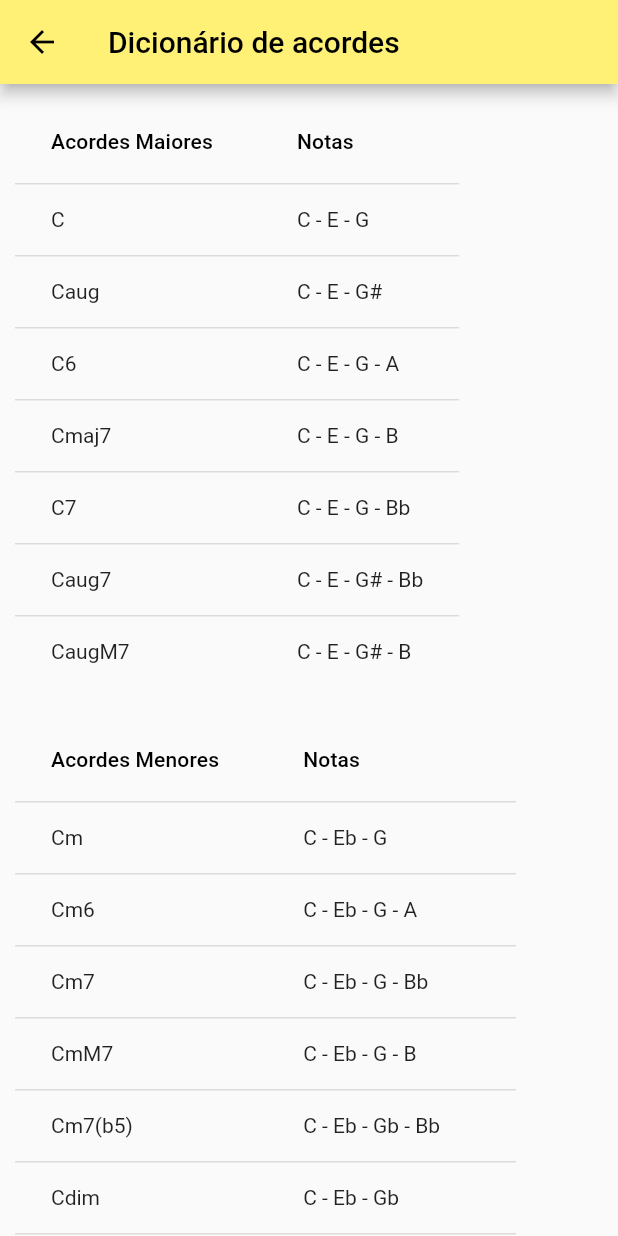
After one commit to crispim1411/get_the_chord_app, a Flutter app: the screen it shows after launch, after a tap on the "info" icon, on a phone screen of 412 x 824 dp. The commit adds this screen. Run offline on Flutter 3.47's test engine with Material 2 defaults, Android fonts, the phone set to English and light mode, and no system bars; our stand-ins replace auto_size_text.

Commit message:
refactoring em arquivos

```diff
--- /dev/null
+++ b/lib/form.dart
@@ -0,0 +1,214 @@
+import 'package:flutter/material.dart';
+import 'package:auto_size_text/auto_size_text.dart';
+import 'find_chord.dart';
+import 'info.dart';
+import 'models/enums.dart';
+
+class FormPage extends StatefulWidget {
+  const FormPage({Key? key}) : super(key: key);
+
+  @override
+  State<StatefulWidget> createState() => _FormPage();
+}
+
+class _FormPage extends State<FormPage> {
+  final Map<int, Note> _selectedNotes = {};
+  int _rowsCounter = 3;
+  String _answer = '';
+
+  void restoreStatus() {
+    setState(() {
+      _selectedNotes.clear();
+      _rowsCounter = 3;
+      _answer = '';
+    });
+  }
+
+  @override
+  Widget build(BuildContext context) {
+    return Scaffold(
+      appBar: AppBar(
+        leading: const Icon(Icons.music_note),
+        title: const Text('Get the chord'),
+        actions: [
+          IconButton(
+            icon: const Icon(Icons.undo),
+            padding: const EdgeInsets.all(15),
+            onPressed: restoreStatus,
+          ),
+          IconButton(
+            icon: const Icon(Icons.info),
+            padding: const EdgeInsets.all(15),
+            onPressed: () {
+              Navigator.of(context).push(
+                  MaterialPageRoute(builder: (context) => const ChordInfo()));
+            },
+          ),
+        ],
+      ),
+      body: bodyApp(),
+    );
+  }
+
+  Widget bodyApp() {
+    return ListView(
+      padding: const EdgeInsets.all(20),
+      children: <Widget>[
+        // Notes
+        ListView.builder(
+          shrinkWrap: true,
+          itemCount: _rowsCounter,
+          itemBuilder: (context, index) => notesSelector(index),
+        ),
+        const Padding(padding: EdgeInsets.all(10)),
+        Visibility(
+          visible: _rowsCounter > 3 ? false : true,
+          child: addRowButton(),
+        ),
+        const Padding(padding: EdgeInsets.all(5)),
+        searchButton(),
+        const Padding(padding: EdgeInsets.all(10)),
+        Visibility(
+          visible: _answer.isEmpty ? false : true,
+          child: answerBox(),
+        ),
+      ],
+    );
+  }
+
+  Widget addRowButton() {
+    return GestureDetector(
+      child: Row(
+        mainAxisAlignment: MainAxisAlignment.start,
+        children: const [
+          Icon(Icons.add, size: 30),
+          Padding(
+            padding: EdgeInsets.all(10),
+            child: Text('Add row', style: TextStyle(fontSize: 18)),
+          )
+        ],
+      ),
+      onTap: () {
+        setState(() {
+          _rowsCounter += 1;
+        });
+      },
+    );
+  }
+
+  Widget searchButton() {
+    final isEnabled = _selectedNotes.length >= 2;
+    return Row(
+      children: [
+        const Spacer(),
+        Container(
+          height: 55,
+          decoration: BoxDecoration(borderRadius: BorderRadius.circular(20)),
+          child: ElevatedButton(
+            style: ElevatedButton.styleFrom(
+                primary: const Color.fromARGB(255, 230, 35, 35)),
+            onPressed: isEnabled
+                ? () {
+                    setState(() {
+                      _answer = Scale.getChord(
+                          _selectedNotes.values.toSet().toList());
+                    });
+                  }
+                : null,
+            child: Text(
+              isEnabled ? 'Select the notes' : 'Search the chord',
+              style: const TextStyle(fontSize: 18),
+            ),
+          ),
+        ),
+        const Spacer()
+      ],
+    );
+  }
+
+  Widget answerBox() {
+    return Row(
+      children: [
+        const Spacer(),
+        Flexible(
+          flex: 15,
+          child: Container(
+            height: 350 - _rowsCounter * 20,
+            alignment: Alignment.center,
+            padding: const EdgeInsets.all(10),
+            decoration: BoxDecoration(
+              shape: BoxShape.rectangle,
+              border: Border.all(),
+              borderRadius: BorderRadius.circular(30),
+            ),
+            child: Padding(
+              padding: const EdgeInsets.all(10),
+              child: AutoSizeText(
+                _answer,
+                maxLines: 1,
+                style:
+                    const TextStyle(fontSize: 80, fontStyle: FontStyle.italic),
+              ),
+            ),
+          ),
+        ),
+        const Spacer()
+      ],
+    );
+  }
+
+  Widget notesSelector(int index) {
+    final flatSelected = _selectedNotes[index]?.accidental == Accidental.flat;
+    final sharpSelected = _selectedNotes[index]?.accidental == Accidental.sharp;
+    return Row(
+      children: [
+        Expanded(
+          child: DropdownButton(
+            itemHeight: 60,
+            items: Symbol.values
+                .map((symbol) => DropdownMenuItem(
+                      value: symbol,
+                      alignment: AlignmentDirectional.center,
+                      child: Text(symbol.toString().split('.').last,
+                          style: const TextStyle(fontSize: 25)),
+                    ))
+                .toList(),
+            value: _selectedNotes[index]?.symbol,
+            isExpanded: true,
+            onChanged: (Symbol? symbol) {
+              setState(() {
+                _selectedNotes[index] = Note(symbol!, Accidental.normal);
+              });
+            },
+          ),
+        ),
+        FilterChip(
+          label: const Text('b'),
+          selected: flatSelected,
+          onSelected:
+              [Symbol.C, Symbol.F].contains(_selectedNotes[index]?.symbol)
+                  ? null
+                  : (bool value) {
+                      setState(() {
+                        _selectedNotes[index]?.accidental =
+                            flatSelected ? Accidental.normal : Accidental.flat;
+                      });
+                    },
+        ),
+        FilterChip(
+          label: const Text('#'),
+          selected: sharpSelected,
+          onSelected: [Symbol.B, Symbol.E]
+                  .contains(_selectedNotes[index]?.symbol)
+              ? null
+              : (bool value) {
+                  setState(() {
+                    _selectedNotes[index]?.accidental =
+                        sharpSelected ? Accidental.normal : Accidental.sharp;
+                  });
+                },
+        ),
+      ],
+    );
+  }
+}
--- /dev/null
+++ b/lib/info.dart
@@ -0,0 +1,174 @@
+import 'package:flutter/material.dart';
+
+class ChordInfo extends StatelessWidget {
+  const ChordInfo({Key? key}) : super(key: key);
+
+  @override
+  Widget build(BuildContext context) {
+    return Scaffold(
+      appBar: AppBar(title: const Text('Dicionário de acordes')),
+      body: SingleChildScrollView(
+        child: Padding(
+          padding: const EdgeInsets.all(10),
+          child: Column(
+            crossAxisAlignment: CrossAxisAlignment.start,
+            children: [
+              majorChords(),
+              const Padding(padding: EdgeInsets.only(bottom: 10, top: 10)),
+              minorChords(),
+              const Padding(padding: EdgeInsets.only(bottom: 10, top: 10)),
+              suspendedChords()
+            ],
+          ),
+        ),
+      ),
+    );
+  }
+
+  Widget majorChords() {
+    return DataTable(
+      columns: const <DataColumn>[
+        DataColumn(
+          label: Text('Acordes Maiores'),
+        ),
+        DataColumn(
+          label: Text('Notas'),
+        )
+      ],
+      rows: const <DataRow>[
+        DataRow(
+          cells: <DataCell>[
+            DataCell(Text('C')),
+            DataCell(Text('C - E - G')),
+          ],
+        ),
+        DataRow(
+          cells: <DataCell>[
+            DataCell(Text('Caug')),
+            DataCell(Text('C - E - G#')),
+          ],
+        ),
+        DataRow(
+          cells: <DataCell>[
+            DataCell(Text('C6')),
+            DataCell(Text('C - E - G - A')),
+          ],
+        ),
+        DataRow(
+          cells: <DataCell>[
+            DataCell(Text('Cmaj7')),
+            DataCell(Text('C - E - G - B')),
+          ],
+        ),
+        DataRow(
+          cells: <DataCell>[
+            DataCell(Text('C7')),
+            DataCell(Text('C - E - G - Bb')),
+          ],
+        ),
+        DataRow(
+          cells: <DataCell>[
+            DataCell(Text('Caug7')),
+            DataCell(Text('C - E - G# - Bb')),
+          ],
+        ),
+        DataRow(
+          cells: <DataCell>[
+            DataCell(Text('CaugM7')),
+            DataCell(Text('C - E - G# - B')),
+          ],
+        ),
+      ],
+    );
+  }
+
+  Widget minorChords() {
+    return DataTable(
+      columns: const <DataColumn>[
+        DataColumn(
+          label: Text('Acordes Menores'),
+        ),
+        DataColumn(
+          label: Text('Notas'),
+        )
+      ],
+      rows: const <DataRow>[
+        DataRow(
+          cells: <DataCell>[
+            DataCell(Text('Cm')),
+            DataCell(Text('C - Eb - G')),
+          ],
+        ),
+        DataRow(
+          cells: <DataCell>[
+            DataCell(Text('Cm6')),
+            DataCell(Text('C - Eb - G - A')),
+          ],
+        ),
+        DataRow(
+          cells: <DataCell>[
+            DataCell(Text('Cm7')),
+            DataCell(Text('C - Eb - G - Bb')),
+          ],
+        ),
+        DataRow(
+          cells: <DataCell>[
+            DataCell(Text('CmM7')),
+            DataCell(Text('C - Eb - G - B')),
+          ],
+        ),
+        DataRow(
+          cells: <DataCell>[
+            DataCell(Text('Cm7(b5)')),
+            DataCell(Text('C - Eb - Gb - Bb')),
+          ],
+        ),
+        DataRow(
+          cells: <DataCell>[
+            DataCell(Text('Cdim')),
+            DataCell(Text('C - Eb - Gb')),
+          ],
+        ),
+        DataRow(
+          cells: <DataCell>[
+            DataCell(Text('Cdim7')),
+            DataCell(Text('C - Eb - Gb - Bbb(A)')),
+          ],
+        ),
+      ],
+    );
+  }
+
+  Widget suspendedChords() {
+    return DataTable(
+      columns: const <DataColumn>[
+        DataColumn(
+          label: Text('Acordes Suspensos'),
+        ),
+        DataColumn(
+          label: Text('Notas'),
+        )
+      ],
+      rows: const <DataRow>[
+        DataRow(
+          cells: <DataCell>[
+            DataCell(Text('Csus2')),
+            DataCell(Text('C - D - G')),
+          ],
+        ),
+        DataRow(
+          cells: <DataCell>[
+            DataCell(Text('Csus4')),
+            DataCell(Text('C - F - G')),
+          ],
+        ),
+        DataRow(
+          cells: <DataCell>[
+            DataCell(Text('C5')),
+            DataCell(Text('C - G')),
+          ],
+        ),
+      ],
+    );
+  }
+}
--- a/lib/main.dart
+++ b/lib/main.dart
@@ -1,8 +1,6 @@
-import 'package:auto_size_text/auto_size_text.dart';
 import 'package:flutter/material.dart';
 import 'package:flutter/services.dart';
-import 'find_chord.dart';
-import 'models/enums.dart';
+import 'form.dart';
 
 void main() => runApp(const MyApp());
 
@@ -15,210 +13,15 @@ class MyApp extends StatelessWidget {
 
     return MaterialApp(
       title: 'Get the chord',
-      home: MyPage(),
+      home: const FormPage(),
+      theme: ThemeData(
+        appBarTheme: AppBarTheme(
+          backgroundColor: Colors.yellow[300],
+          foregroundColor: Colors.black,
+        ),
+        primaryColor: Colors.red,
+      ),
       debugShowCheckedModeBanner: false,
     );
   }
 }
-
-class MyPage extends StatefulWidget {
-  @override
-  State<StatefulWidget> createState() => _MyPage();
-}
-
-class _MyPage extends State<MyPage> {
-  final Map<int, Note> _selectedNotes = {};
-  int _rowsCounter = 3;
-  String _answer = '';
-
-  void restoreStatus() {
-    setState(() {
-      _selectedNotes.clear();
-      _rowsCounter = 3;
-      _answer = '';
-    });
-  }
-
-  @override
-  Widget build(BuildContext context) {
-    return Scaffold(
-      appBar: AppBar(
-        leading: const Icon(Icons.music_note),
-        title: const Text('Get the chord'),
-        backgroundColor: Colors.yellow[300],
-        foregroundColor: Colors.black,
-        actions: [
-          IconButton(
-            icon: const Icon(Icons.undo),
-            padding: const EdgeInsets.only(right: 15),
-            onPressed: restoreStatus,
-          ),
-        ],
-      ),
-      body: bodyApp(),
-    );
-  }
-
-  Widget bodyApp() {
-    return ListView(
-      padding: const EdgeInsets.all(20),
-      children: <Widget>[
-        // Notes
-        ListView.builder(
-          shrinkWrap: true,
-          itemCount: _rowsCounter,
-          itemBuilder: (context, index) => notesSelector(index),
-        ),
-        const Padding(padding: EdgeInsets.all(10)),
-        Visibility(
-          visible: _rowsCounter > 3 ? false : true,
-          child: addRowButton(),
-        ),
-        const Padding(padding: EdgeInsets.all(5)),
-        searchButton(),
-        const Padding(padding: EdgeInsets.all(10)),
-        Visibility(
-          visible: _answer.isEmpty ? false : true,
-          child: answerBox(),
-        ),
-      ],
-    );
-  }
-
-  Widget addRowButton() {
-    return GestureDetector(
-      child: Row(
-        mainAxisAlignment: MainAxisAlignment.start,
-        children: const [
-          Icon(Icons.add, size: 30),
-          Padding(
-            padding: EdgeInsets.all(10),
-            child: Text('Add row', style: TextStyle(fontSize: 18)),
-          )
-        ],
-      ),
-      onTap: () {
-        setState(() {
-          _rowsCounter += 1;
-        });
-      },
-    );
-  }
-
-  Widget searchButton() {
-    return Row(
-      children: [
-        const Spacer(),
-        Container(
-          height: 55,
-          decoration: BoxDecoration(borderRadius: BorderRadius.circular(20)),
-          child: ElevatedButton(
-            style: ElevatedButton.styleFrom(
-                primary: const Color.fromARGB(255, 230, 35, 35)),
-            onPressed: _selectedNotes.length < 3
-                ? null
-                : () {
-                    setState(() {
-                      _answer = Scale.getChord(
-                          _selectedNotes.values.toSet().toList());
-                    });
-                  },
-            child: Text(
-              _selectedNotes.length < 3
-                  ? 'Select the notes'
-                  : 'Search the chord',
-              style: const TextStyle(fontSize: 18),
-            ),
-          ),
-        ),
-        const Spacer()
-      ],
-    );
-  }
-
-  Widget answerBox() {
-    return Row(
-      children: [
-        const Spacer(),
-        Flexible(
-          flex: 15,
-          child: Container(
-            height: 350 - _rowsCounter * 20,
-            alignment: Alignment.center,
-            padding: const EdgeInsets.all(10),
-            decoration: BoxDecoration(
-              shape: BoxShape.rectangle,
-              border: Border.all(),
-              borderRadius: BorderRadius.circular(30),
-            ),
-            child: Padding(
-              padding: const EdgeInsets.all(10),
-              child: AutoSizeText(
-                _answer,
-                maxLines: 1,
-                style:
-                    const TextStyle(fontSize: 80, fontStyle: FontStyle.italic),
-              ),
-            ),
-          ),
-        ),
-        const Spacer()
-      ],
-    );
-  }
-
-  Widget notesSelector(int index) {
-    final flatSelected = _selectedNotes[index]?.accidental == Accidental.flat;
-    final sharpSelected = _selectedNotes[index]?.accidental == Accidental.sharp;
-    return Row(
-      children: [
-        Expanded(
-          child: DropdownButton(
-            itemHeight: 60,
-            items: Symbol.values
-                .map((symbol) => DropdownMenuItem(
-                      value: symbol,
-                      alignment: AlignmentDirectional.center,
-                      child: Text(symbol.toString().split('.').last,
-                          style: const TextStyle(fontSize: 25)),
-                    ))
-                .toList(),
-            value: _selectedNotes[index]?.symbol,
-            isExpanded: true,
-            onChanged: (Symbol? symbol) {
-              setState(() {
-                _selectedNotes[index] = Note(symbol!, Accidental.normal);
-              });
-            },
-          ),
-        ),
-        FilterChip(
-          label: const Text('b'),
-          selected: flatSelected,
-          onSelected:
-              [Symbol.C, Symbol.F].contains(_selectedNotes[index]?.symbol)
-                  ? null
-                  : (bool value) {
-                      setState(() {
-                        _selectedNotes[index]?.accidental =
-                            flatSelected ? Accidental.normal : Accidental.flat;
-                      });
-                    },
-        ),
-        FilterChip(
-          label: const Text('#'),
-          selected: sharpSelected,
-          onSelected: [Symbol.B, Symbol.E]
-                  .contains(_selectedNotes[index]?.symbol)
-              ? null
-              : (bool value) {
-                  setState(() {
-                    _selectedNotes[index]?.accidental =
-                        sharpSelected ? Accidental.normal : Accidental.sharp;
-                  });
-                },
-        ),
-      ],
-    );
-  }
-}
```
